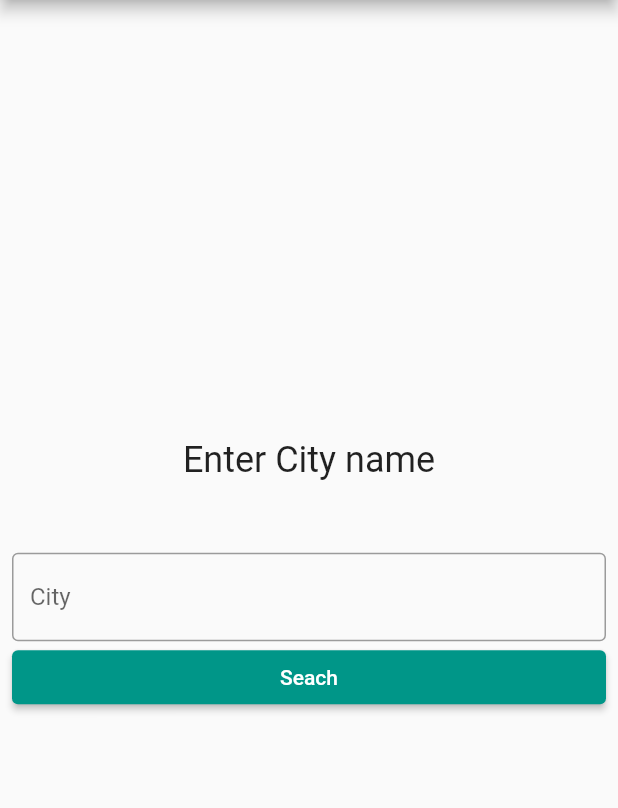
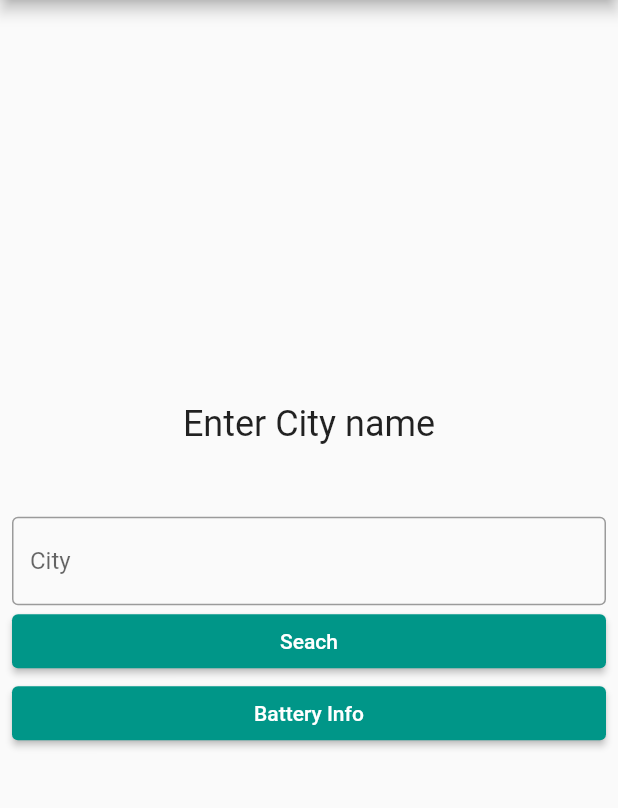
Before and after one commit to nikitakozlovcoder/flutter_weather_app, a Flutter app: the screen it shows after launch, on a phone screen of 412 x 824 dp, the part 84-892 px from its top. Run offline on Flutter 3.47's test engine with Material 2 defaults, Android fonts, the phone set to English and light mode, and no system bars; our stand-ins replace bloc, envied, flutter_bloc, get_it, injectable; generated files the repository leaves out were written again.

Commit message:
battery info

```diff
--- /dev/null
+++ b/lib/bloc/battery/battery_bloc.dart
@@ -0,0 +1,29 @@
+import 'dart:async';
+import 'package:bloc/bloc.dart';
+import 'package:flutter/widgets.dart';
+import 'package:injectable/injectable.dart';
+import 'package:myflutterapp/models/battery/battery_dto.dart';
+import 'package:myflutterapp/services/battery/contracts/battery_service.dart';
+
+part 'battery_event.dart';
+part 'battery_state.dart';
+
+@injectable
+class BatteryBloc extends Bloc<BatteryEvent, BatteryState> {
+  final BatteryService batteryService;
+
+  BatteryBloc(this.batteryService) : super(BatteryInitialState()) {
+    on<BatteryLoadEvent>(_onBatteryLoad);
+  }
+
+  FutureOr<void> _onBatteryLoad(BatteryLoadEvent event, Emitter<BatteryState> emit) async {
+
+    try {
+      final info = await batteryService.getBatteryInfo();
+      emit(BatteryLoadedState(battery: info));
+    }
+    catch(e) {
+        emit(BatteryExceptionState());
+    }
+  }
+}
--- /dev/null
+++ b/lib/bloc/battery/battery_event.dart
@@ -0,0 +1,6 @@
+part of 'battery_bloc.dart';
+
+@immutable
+abstract class BatteryEvent {}
+
+class BatteryLoadEvent extends BatteryEvent {}
--- /dev/null
+++ b/lib/bloc/battery/battery_state.dart
@@ -0,0 +1,14 @@
+part of 'battery_bloc.dart';
+
+@immutable
+abstract class BatteryState {}
+
+class BatteryInitialState extends BatteryState {}
+
+class BatteryExceptionState extends BatteryState {}
+
+class BatteryLoadedState extends BatteryState {
+  final BatteryDto battery;
+
+  BatteryLoadedState({required this.battery});
+}
--- a/lib/bloc/weather/weather_bloc.dart
+++ b/lib/bloc/weather/weather_bloc.dart
@@ -10,25 +10,25 @@ import 'package:myflutterapp/services/weather/contracts/weather_service.dart';
 part 'weather_event.dart';
 part 'weather_state.dart';
 
-@Injectable()
+@injectable
 class WeatherBloc extends Bloc<WeatherEvent, WeatherState> {
   final WeatherService weatherService;
   final LocationService locationService;
-  WeatherBloc(this.weatherService, this.locationService) : super(WeatherInitial()) {
-    on<LoadWeather>(_onLoadWeather);
+  WeatherBloc(this.weatherService, this.locationService) : super(WeatherInitialState()) {
+    on<LoadWeatherEvent>(_onLoadWeather);
   }
 
-  Future<void> _onLoadWeather(LoadWeather event, Emitter<WeatherState> emit) async {
-    emit(WeatherLoading());
+  Future<void> _onLoadWeather(LoadWeatherEvent event, Emitter<WeatherState> emit) async {
+    emit(WeatherLoadingState());
 
     try{
       var locationDto = await locationService.getLocationByCityName(event.location);
       var weatherDto = await weatherService.getWeather(locationDto.latitude, locationDto.longtitute);
-      var weatherState = WeatherLoaded(weather: weatherDto);
+      var weatherState = WeatherLoadedState(weather: weatherDto);
       emit(weatherState);
     }
     catch(e) {
-      emit(WeatherException());
+      emit(WeatherExceptionState());
       log(e.toString());
     }
   }
--- a/lib/bloc/weather/weather_event.dart
+++ b/lib/bloc/weather/weather_event.dart
@@ -3,7 +3,7 @@ part of 'weather_bloc.dart';
 @immutable
 abstract class WeatherEvent {}
 
-class LoadWeather extends WeatherEvent {
+class LoadWeatherEvent extends WeatherEvent {
   final String location;
-  LoadWeather({required this.location});
+  LoadWeatherEvent({required this.location});
 }
--- a/lib/bloc/weather/weather_state.dart
+++ b/lib/bloc/weather/weather_state.dart
@@ -3,13 +3,13 @@ part of 'weather_bloc.dart';
 @immutable
 abstract class WeatherState {}
 
-class WeatherInitial extends WeatherState {}
+class WeatherInitialState extends WeatherState {}
 
-class WeatherLoading implements WeatherState {}
+class WeatherLoadingState implements WeatherState {}
 
-class WeatherException implements WeatherState {}
+class WeatherExceptionState implements WeatherState {}
 
-class WeatherLoaded implements WeatherState {
+class WeatherLoadedState implements WeatherState {
   final WeatherDto weather;
-  WeatherLoaded({required this.weather});
+  WeatherLoadedState({required this.weather});
 }
--- a/lib/configuration/env.dart
+++ b/lib/configuration/env.dart
@@ -4,7 +4,7 @@ import 'package:injectable/injectable.dart';
 part 'env.g.dart';
 
 @Envied(path: '.env')
-@Injectable()
+@Singleton()
 class Env {
     @EnviedField(varName: 'openweathermapkey')
     final openweathermapkey = _Env.openweathermapkey;
--- /dev/null
+++ b/lib/constants/channels.dart
@@ -0,0 +1,4 @@
+class ChannelsConstants {
+  static const batteryChannel = "app.battery_channel";
+  static const batteryChannelGet = "app.battery_channel_get";
+}
--- /dev/null
+++ b/lib/models/battery/battery_dto.dart
@@ -0,0 +1,5 @@
+class BatteryDto {
+  final int energyLevel;
+
+  BatteryDto({required this.energyLevel});
+}
--- a/lib/models/location/location_responce.dart
+++ b/lib/models/location/location_responce.dart
@@ -3,7 +3,7 @@ import 'package:json_annotation/json_annotation.dart';
 part 'location_responce.g.dart';
 
 @JsonSerializable()
-class LocationResponce{
+class LocationResponce {
   final String name;
   final String country;
   final double lat;
--- /dev/null
+++ b/lib/services/battery/contracts/battery_service.dart
@@ -0,0 +1,5 @@
+import 'package:myflutterapp/models/battery/battery_dto.dart';
+
+abstract class BatteryService {
+  Future<BatteryDto> getBatteryInfo();
+}
--- /dev/null
+++ b/lib/services/http/app_http_request.dart
@@ -0,0 +1,6 @@
+class AppHttpRequest {
+  Uri uri;
+  Map<String, String>? headers;
+  Object? body;
+  AppHttpRequest({required this.uri, this.headers, this.body});
+}
--- /dev/null
+++ b/lib/services/http/http.enum.dart
@@ -0,0 +1,6 @@
+enum HttpVerb {
+  get,
+  post,
+  put,
+  delete
+}
--- a/lib/services/location/location_service_impl.dart
+++ b/lib/services/location/location_service_impl.dart
@@ -1,6 +1,7 @@
 import 'package:injectable/injectable.dart';
 import 'package:myflutterapp/models/location/location_dto.dart';
 import 'package:myflutterapp/models/location/location_responce.dart';
+import 'package:myflutterapp/services/http/auth_http_service_impl.dart';
 import 'package:myflutterapp/services/http/contracts/http_service.dart';
 import 'package:myflutterapp/services/location/contracts/location_service.dart';
 import '../../configuration/env.dart';
@@ -12,7 +13,7 @@ class LocationServiceImpl implements LocationService{
   final HttpService httpService;
   final Env env;
 
-  LocationServiceImpl(this.env, this.httpService);
+  LocationServiceImpl(this.env, @Named.from(AuthHttpServiceImpl) this.httpService);
 
   @override
   Future<LocationDto> getLocationByCityName(String cityname) async {
--- a/lib/views/components/weather_show.dart
+++ b/lib/views/components/weather_show.dart
@@ -12,7 +12,7 @@ class WeatherShow extends StatelessWidget {
   Widget build(BuildContext context) {
     return BlocBuilder<WeatherBloc, WeatherState>(
       builder: (context, state) {
-        if(state is WeatherLoaded){
+        if(state is WeatherLoadedState){
           return Column(
             children: [
               Text(state.weather.description.capitilize(), style: Theme.of(context).textTheme.headline5),
@@ -22,13 +22,13 @@ class WeatherShow extends StatelessWidget {
             ],
           );
         }
-        else if(state is WeatherLoading){
+        else if(state is WeatherLoadingState){
           return const CircularProgressIndicator();
         }
-        else if(state is WeatherException){
+        else if(state is WeatherExceptionState){
           return Text(
             "An error occured, please try again later",
-            style: Theme.of(context).textTheme.headline5?.apply(color: Colors.red),
+            style: Theme.of(context).textTheme.headline5?.apply(color: Colors.red)
           );
         }
 
--- a/lib/views/screens/weather_screen.dart
+++ b/lib/views/screens/weather_screen.dart
@@ -2,6 +2,8 @@ import 'package:flutter/material.dart';
 import 'package:flutter_bloc/flutter_bloc.dart';
 import 'package:myflutterapp/configuration/di.dart';
 import 'package:myflutterapp/constants/ui.dart';
+import 'package:myflutterapp/extensions/navigation/open.dart';
+import 'package:myflutterapp/views/screens/battery_info_screen.dart';
 
 import '../../bloc/weather/weather_bloc.dart';
 import '../components/submittable_textfield.dart';
@@ -60,6 +62,13 @@ class WeatherScreen extends StatelessWidget {
                   onPressed: _isDisabled(state) ? null : () => _onSearchWeather(controller.text, weatherBloc),
                   child: const Text("Seach"),
               ),
+            ),
+            SizedBox(
+              width: double.infinity,
+              child: ElevatedButton(
+                onPressed: () => context.open(const BatteryInfoScreen()),
+                child: const Text('Battery Info')
+              ),
             )
           ],
         );
@@ -68,10 +77,10 @@ class WeatherScreen extends StatelessWidget {
   }
 
   bool _isDisabled(WeatherState state) {
-    return state is WeatherLoading;
+    return state is WeatherLoadingState;
   }
 
   void _onSearchWeather(String location, WeatherBloc weatherBloc){
-    weatherBloc.add(LoadWeather(location: location));
+    weatherBloc.add(LoadWeatherEvent(location: location));
   }
 }
```
Also changed, not shown: lib/services/battery/battery_service_impl.dart (added, +16 -0 lines), lib/services/http/auth_http_service_impl.dart (added, +25 -0 lines), lib/services/http/http_service_impl.dart (+47 -28 lines), lib/views/screens/battery_info_screen.dart (added, +57 -0 lines), lib/configuration/di.config.dart, 1 other file.
